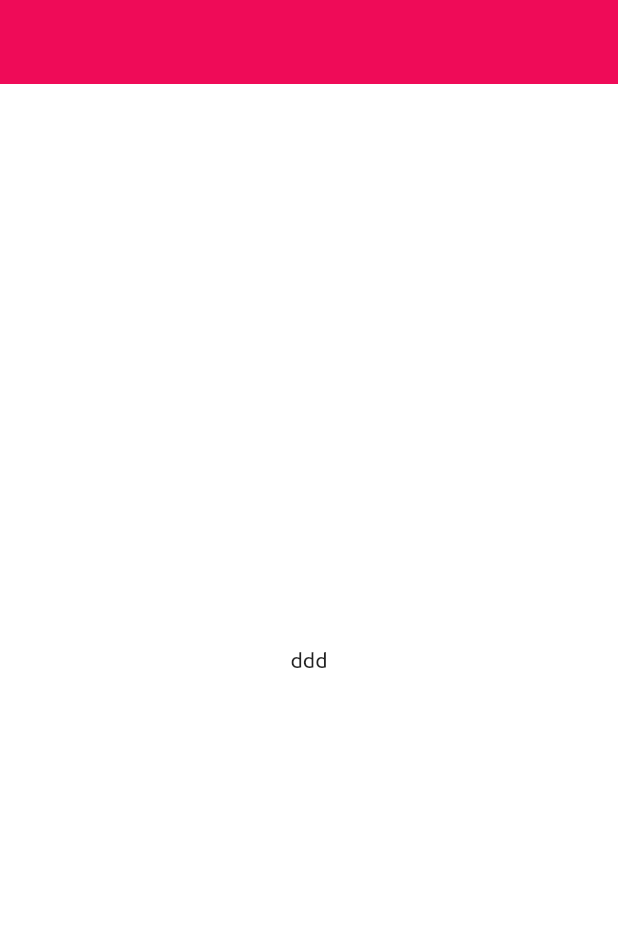
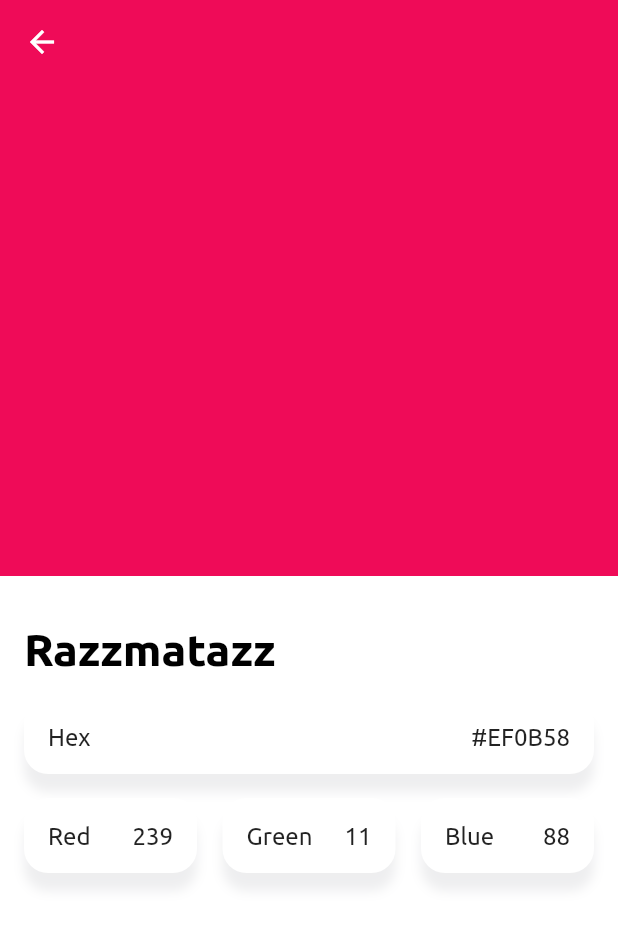
Before and after one commit to LDDmarc/surf-flutter-courses, a Flutter app: the screen it shows after launch, after a tap on "Razzmatazz", on a phone screen of 412 x 824 dp. Shown: the top 926 px of the screen. Run offline on Flutter 3.47's test engine with Material 2 defaults, Android fonts, the phone set to English and light mode, and no system bars; our stand-ins replace flutter_svg.

Commit message:
implement detail ui

```diff
--- a/surf-flutter-courses-template-main/lib/color_detail/color_detail_widget.dart
+++ b/surf-flutter-courses-template-main/lib/color_detail/color_detail_widget.dart
@@ -18,18 +18,89 @@ class _ColorDetailWidgetState extends State<ColorDetailWidget> {
 
   @override
   Widget build(BuildContext context) {
+    final appBar = AppBar(
+      elevation: 0,
+      backgroundColor: detailPresentation.color,
+      leading: BackButton(
+        onPressed: (){ Navigator.pop(context); },
+      ),
+    );
+
     return MaterialApp(
       theme: ThemeData(fontFamily: 'Ubuntu', scaffoldBackgroundColor: Colors.white),
       home: Scaffold(
-        appBar: AppBar(
-          elevation: 0,
-          backgroundColor: detailPresentation.color,
-        ),
-        body: Center(
-            child: Text('ddd')
+        appBar: appBar,
+        body: LayoutBuilder(
+          builder: (BuildContext context, BoxConstraints constraints) {
+            return Column(
+              crossAxisAlignment: CrossAxisAlignment.start,
+              children: [
+                Container(
+                height: constraints.maxHeight / 2 - appBar.preferredSize.height,
+                  width: MediaQuery.of(context).size.width,
+                  color: detailPresentation.color,
+                ),
+                const SizedBox(height: 32),
+                Padding(
+                  padding: const EdgeInsets.fromLTRB(16, 0, 16, 0),
+                  child: Text(
+                      detailPresentation.title,
+                      style: const TextStyle(fontSize: 30, fontWeight: FontWeight.bold, color: Colors.black)
+                  ),
+                ),
+                const SizedBox(height: 16),
+                Padding(
+                  padding: const EdgeInsets.fromLTRB(16, 0, 16, 0),
+                  child: _makeShadowedRow('Hex', detailPresentation.hexSubtitle),
+                ),
+                const SizedBox(height: 16),
+                Padding(
+                  padding: const EdgeInsets.fromLTRB(16, 0, 16, 0),
+                  child: _makeRGBRow()
+                )
+              ],
+            );
+          }
         ),
       ),
     );
   }
 
+  Widget _makeShadowedRow(String title, String value) {
+    return Container(
+        decoration: BoxDecoration(
+          color: Colors.white,
+          borderRadius: const BorderRadius.all(Radius.circular(16)),
+          boxShadow: [
+            BoxShadow(
+              color: Color(0xFF252838).withOpacity(0.08),
+              blurRadius: 6,
+              offset: const Offset(0, 12), // changes position of shadow
+            ),
+          ],
+        ),
+        child: Padding(
+          padding: const EdgeInsets.all(16),
+          child: Row(children: [
+            Text(title, style: const TextStyle(fontSize: 16)),
+            const Spacer(),
+            Text(value, style: const TextStyle(fontSize: 16))
+          ],
+          ),
+        )
+    );
+  }
+
+  Widget _makeRGBRow() {
+    return Row(
+      children: [
+        Expanded(child: _makeShadowedRow('Red', detailPresentation.redValue)),
+        const SizedBox(width: 17),
+        Expanded(child: _makeShadowedRow('Green', detailPresentation.greenValue)),
+        const SizedBox(width: 17),
+        Expanded(child: _makeShadowedRow('Blue', detailPresentation.blueValue)),
+      ],
+    );
+  }
+
 }
--- a/surf-flutter-courses-template-main/lib/color_palette/color_palette_presenter.dart
+++ b/surf-flutter-courses-template-main/lib/color_palette/color_palette_presenter.dart
@@ -44,10 +44,10 @@ class ColorPalettePresenter {
 
   Future<ColorList> _getColors() async {
     final colors = await _loadColors();
-    _colorModels = colors;
+    final sortedColors = colors.where((element) => element.value != null).toList();
+    _colorModels = sortedColors;
 
-    return colors
-        .where((element) => element.value != null)
+    return sortedColors
         .map((e) => ColorCellPresentation(
                       e.name,
                       e.value!,
```
